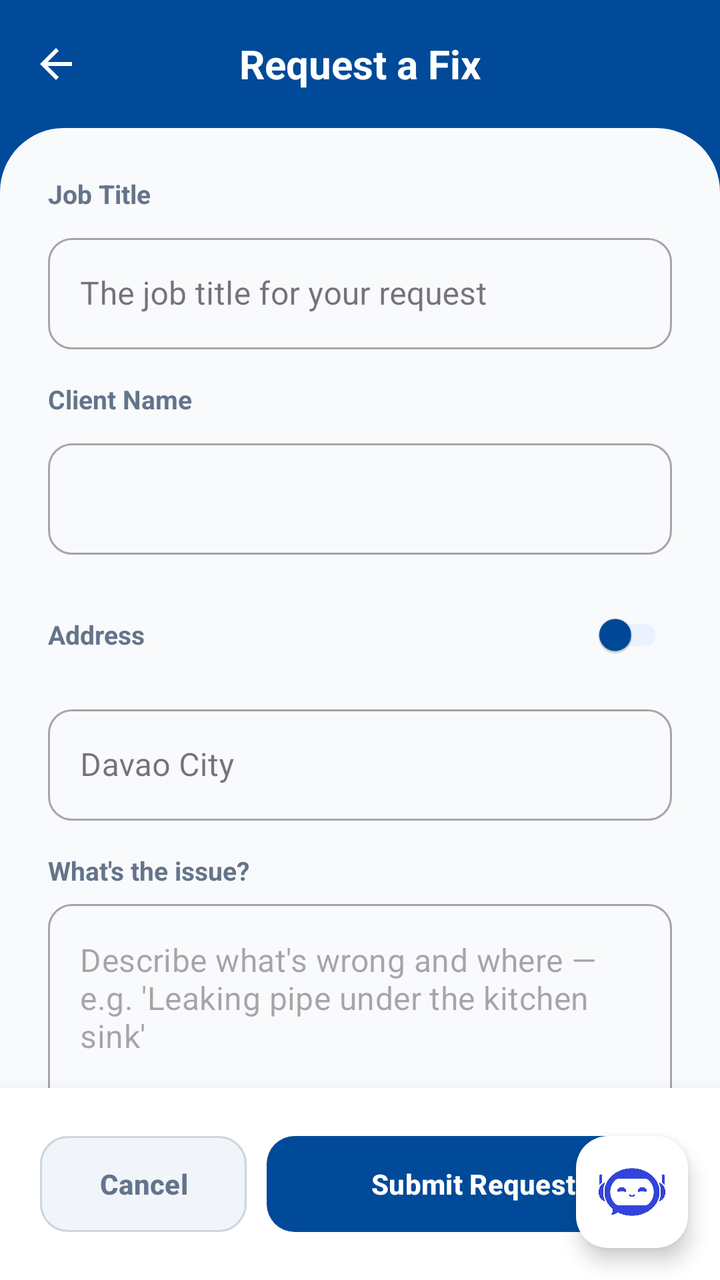
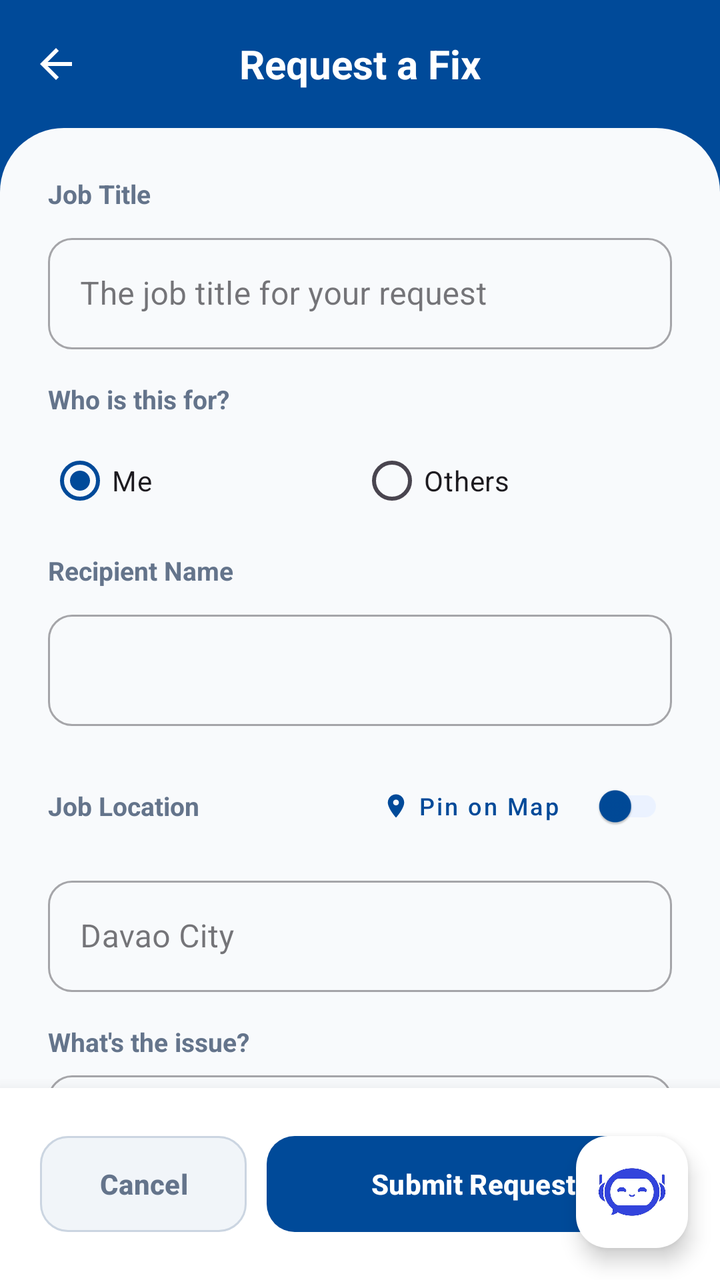

Before-and-after screenshots of an Android layout around one commit, followed by the original layout XML and the change that was made.
<!-- AndroidManifest.xml: application theme Theme.STRACT -->
<!-- res/layout/activity_create_job.xml -->
<?xml version="1.0" encoding="utf-8"?>
<FrameLayout
    xmlns:android="http://schemas.android.com/apk/res/android"
    xmlns:app="http://schemas.android.com/apk/res-auto"
    android:layout_width="match_parent"
    android:layout_height="match_parent"
    android:background="#004A99">

    <LinearLayout
        android:layout_width="match_parent"
        android:layout_height="match_parent"
        android:orientation="vertical">

        
        <View
            android:id="@+id/statusBarSpacer"
            android:layout_width="match_parent"
            android:layout_height="0dp"
            android:background="#004A99" />

        
        <androidx.appcompat.widget.Toolbar
            android:id="@+id/toolbar"
            android:layout_width="match_parent"
            android:layout_height="wrap_content"
            android:minHeight="?attr/actionBarSize"
            android:background="#004A99"
            app:navigationIcon="@drawable/ic_back"
            app:navigationContentDescription="Back">
            <TextView
                android:id="@+id/tvToolbarTitle"
                android:layout_width="wrap_content"
                android:layout_height="wrap_content"
                android:layout_gravity="center"
                android:text="Request a Fix"
                android:textColor="#FFFFFF"
                android:textSize="20sp"
                android:textStyle="bold"
                android:maxLines="1"
                android:ellipsize="end" />
        </androidx.appcompat.widget.Toolbar>

        
        <androidx.core.widget.NestedScrollView
            android:id="@+id/createJobScrollView"
            android:layout_width="match_parent"
            android:layout_height="0dp"
            android:layout_weight="1"
            android:fillViewport="true">

            <LinearLayout
                android:layout_width="match_parent"
                android:layout_height="wrap_content"
                android:orientation="vertical"
                android:background="@drawable/rounded_top_white"
                android:padding="24dp">

                
                <TextView
                    android:layout_width="wrap_content"
                    android:layout_height="wrap_content"
                    android:text="Job Title"
                    android:textColor="#64748B"
                    android:textSize="13sp"
                    android:textStyle="bold"
                    android:layout_marginBottom="8dp" />
                <com.google.android.material.textfield.TextInputLayout
                    android:layout_width="match_parent"
                    android:layout_height="wrap_content"
                    style="@style/Widget.MaterialComponents.TextInputLayout.OutlinedBox"
                    app:boxCornerRadiusTopStart="12dp"
                    app:boxCornerRadiusTopEnd="12dp"
                    app:boxCornerRadiusBottomStart="12dp"
                    app:boxCornerRadiusBottomEnd="12dp"
                    android:layout_marginBottom="16dp">

                    <com.google.android.material.textfield.TextInputEditText
                        android:id="@+id/etJobTitle"
                        android:layout_width="match_parent"
                        android:layout_height="wrap_content"
                        android:hint="The job title for your request"
                        android:textColor="#1E293B" />
                </com.google.android.material.textfield.TextInputLayout>

                
                <TextView
                    android:layout_width="wrap_content"
                    android:layout_height="wrap_content"
                    android:text="Client Name"
                    android:textColor="#64748B"
                    android:textSize="13sp"
                    android:textStyle="bold"
                    android:layout_marginBottom="8dp" />
                <com.google.android.material.textfield.TextInputLayout
                    android:layout_width="match_parent"
                    android:layout_height="wrap_content"
                    style="@style/Widget.MaterialComponents.TextInputLayout.OutlinedBox"
                    app:boxCornerRadiusTopStart="12dp"
                    app:boxCornerRadiusTopEnd="12dp"
                    app:boxCornerRadiusBottomStart="12dp"
                    app:boxCornerRadiusBottomEnd="12dp"
                    android:layout_marginBottom="16dp">
                    <com.google.android.material.textfield.TextInputEditText
                        android:id="@+id/etClientName"
                        android:layout_width="match_parent"
                        android:layout_height="wrap_content"
                        android:textColor="#1E293B"
                        android:textStyle="bold"
                        android:enabled="false" />
                </com.google.android.material.textfield.TextInputLayout>

                
                <LinearLayout
                    android:layout_width="match_parent"
                    android:layout_height="wrap_content"
                    android:orientation="horizontal"
                    android:gravity="center_vertical"
                    android:layout_marginBottom="8dp">
                    <TextView
                        android:layout_width="0dp"
                        android:layout_height="wrap_content"
                        android:layout_weight="1"
                        android:text="Address"
                        android:textColor="#64748B"
                        android:textSize="13sp"
                        android:textStyle="bold" />
                    <com.google.android.material.switchmaterial.SwitchMaterial
                        android:id="@+id/switchRealTimeLocation"
                        android:layout_width="wrap_content"
                        android:layout_height="wrap_content"
                        android:scaleX="0.8"
                        android:scaleY="0.8"
                        app:thumbTint="@color/primary"
                        app:trackTint="@color/primary_container" />
                </LinearLayout>

                <com.google.android.material.textfield.TextInputLayout
                    android:layout_width="match_parent"
                    android:layout_height="wrap_content"
                    style="@style/Widget.MaterialComponents.TextInputLayout.OutlinedBox"
                    app:boxCornerRadiusTopStart="12dp"
                    app:boxCornerRadiusTopEnd="12dp"
                    app:boxCornerRadiusBottomStart="12dp"
                    app:boxCornerRadiusBottomEnd="12dp"
                    android:layout_marginBottom="16dp">
                    <com.google.android.material.textfield.TextInputEditText
                        android:id="@+id/etClientAddress"
                        android:layout_width="match_parent"
                        android:layout_height="wrap_content"
                        android:textColor="#1E293B"
                        android:hint="Davao City" />
                </com.google.android.material.textfield.TextInputLayout>

                
                <TextView
                    android:layout_width="wrap_content"
                    android:layout_height="wrap_content"
                    android:text="What's the issue?"
                    android:textColor="#64748B"
                    android:textSize="13sp"
                    android:textStyle="bold"
                    android:layout_marginBottom="8dp" />
                <com.google.android.material.textfield.TextInputLayout
                    android:layout_width="match_parent"
                    android:layout_height="wrap_content"
                    style="@style/Widget.MaterialComponents.TextInputLayout.OutlinedBox"
                    app:boxCornerRadiusTopStart="12dp"
                    app:boxCornerRadiusTopEnd="12dp"
                    app:boxCornerRadiusBottomStart="12dp"
                    app:boxCornerRadiusBottomEnd="12dp"
                    app:hintEnabled="false"
                    android:layout_marginBottom="20dp">
                    <com.google.android.material.textfield.TextInputEditText
                        android:id="@+id/etDescription"
                        android:layout_width="match_parent"
                        android:layout_height="wrap_content"
                        android:gravity="top|start"
                        android:minLines="4"
                        android:inputType="textMultiLine|textCapSentences"
                        android:textColor="#1E293B"
                        android:hint="Describe what's wrong and where — e.g. 'Leaking pipe under the kitchen sink'" />
                </com.google.android.material.textfield.TextInputLayout>

                
                <TextView
                    android:layout_width="wrap_content"
                    android:layout_height="wrap_content"
                    android:text="Photos (Optional)"
                    android:textColor="#64748B"
                    android:textSize="13sp"
                    android:textStyle="bold"
                    android:layout_marginTop="16dp" />

                <TextView
                    android:layout_width="wrap_content"
                    android:layout_height="wrap_content"
                    android:text="Add photos that show the actual problem."
                    android:textColor="#94A3B8"
                    android:textSize="12sp"
                    android:textStyle="italic"
                    android:layout_marginBottom="12dp" />

                <HorizontalScrollView
                    android:layout_width="match_parent"
                    android:layout_height="wrap_content"
                    android:scrollbars="none"
                    android:layout_marginBottom="24dp">
                    <LinearLayout
                        android:layout_width="wrap_content"
                        android:layout_height="wrap_content"
                        android:orientation="horizontal"
                        android:gravity="center_vertical">

                        <com.google.android.material.card.MaterialCardView
                            android:id="@+id/btnAddPhotoCard"
                            android:layout_width="100dp"
                            android:layout_height="100dp"
                            app:cardBackgroundColor="#EBF2FF"
                            app:cardCornerRadius="12dp"
                            app:cardElevation="0dp"
                            android:clickable="true"
                            android:focusable="true">
                            <ImageView
                                android:layout_width="24dp"
                                android:layout_height="24dp"
                                android:layout_gravity="center"
                                android:src="@drawable/ic_plus"
                                app:tint="#004A99"
                                android:contentDescription="Add Photo" />
                        </com.google.android.material.card.MaterialCardView>

                        <LinearLayout
                            android:id="@+id/layoutImages"
                            android:layout_width="wrap_content"
                            android:layout_height="wrap_content"
                            android:orientation="horizontal"
                            android:layout_marginStart="12dp" />
                    </LinearLayout>
                </HorizontalScrollView>

                
                <TextView
                    android:layout_width="wrap_content"
                    android:layout_height="wrap_content"
                    android:text="Rate (Choose whether this is a one-time job, per day, or per hour)"
                    android:textColor="#64748B"
                    android:textSize="12sp"
                    android:textStyle="bold"
                    android:layout_marginBottom="8dp" />

                <LinearLayout
                    android:layout_width="match_parent"
                    android:layout_height="wrap_content"
                    android:orientation="horizontal"
                    android:layout_marginBottom="24dp">

                    <com.google.android.material.textfield.TextInputLayout
                        android:layout_width="0dp"
                        android:layout_height="wrap_content"
                        android:layout_weight="1"
                        style="@style/Widget.MaterialComponents.TextInputLayout.OutlinedBox"
                        app:boxCornerRadiusTopStart="12dp"
                        app:boxCornerRadiusTopEnd="12dp"
                        app:boxCornerRadiusBottomStart="12dp"
                        app:boxCornerRadiusBottomEnd="12dp"
                        app:prefixText="P ">
                        <com.google.android.material.textfield.TextInputEditText
                            android:id="@+id/etOfferAmount"
                            android:layout_width="match_parent"
                            android:layout_height="wrap_content"
                            android:inputType="numberDecimal"
                            android:textColor="#1E293B"
                            android:hint="Rate" />
                    </com.google.android.material.textfield.TextInputLayout>

                    <com.google.android.material.textfield.TextInputLayout
                        android:layout_width="0dp"
                        android:layout_height="wrap_content"
                        android:layout_weight="1"
                        android:layout_marginStart="12dp"
                        style="@style/Widget.MaterialComponents.TextInputLayout.OutlinedBox.ExposedDropdownMenu"
                        app:boxCornerRadiusTopStart="12dp"
                        app:boxCornerRadiusTopEnd="12dp"
                        app:boxCornerRadiusBottomStart="12dp"
                        app:boxCornerRadiusBottomEnd="12dp">
                        <AutoCompleteTextView
                            android:id="@+id/spinnerRateType"
                            android:layout_width="match_parent"
                            android:layout_height="wrap_content"
                            android:inputType="none"
                            android:hint="Type"
                            android:textColor="#1E293B" />
                    </com.google.android.material.textfield.TextInputLayout>
                </LinearLayout>

                
                <TextView
                    android:layout_width="wrap_content"
                    android:layout_height="wrap_content"
                    android:text="Preferred date and time (When would you like the worker to arrive)"
                    android:textColor="#64748B"
                    android:textSize="12sp"
                    android:textStyle="bold"
                    android:layout_marginBottom="8dp" />

                <LinearLayout
                    android:layout_width="match_parent"
                    android:layout_height="wrap_content"
                    android:orientation="horizontal"
                    android:layout_marginBottom="32dp">

                    <com.google.android.material.button.MaterialButton
                        android:id="@+id/btnSelectDate"
                        style="@style/Widget.MaterialComponents.Button.OutlinedButton"
                        android:layout_width="0dp"
                        android:layout_height="56dp"
                        android:layout_weight="1"
                        android:text="Select date"
                        android:textAllCaps="false"
                        android:textColor="#64748B"
                        app:cornerRadius="12dp"
                        app:strokeColor="#CBD5E1"
                        app:icon="@drawable/ic_calendar"
                        app:iconGravity="end"
                        app:iconTint="#004A99"
                        android:layout_marginEnd="6dp" />

                    <com.google.android.material.button.MaterialButton
                        android:id="@+id/btnSelectTime"
                        style="@style/Widget.MaterialComponents.Button.OutlinedButton"
                        android:layout_width="0dp"
                        android:layout_height="56dp"
                        android:layout_weight="1"
                        android:text="Select Time"
                        android:textAllCaps="false"
                        android:textColor="#64748B"
                        app:cornerRadius="12dp"
                        app:strokeColor="#CBD5E1"
                        app:icon="@drawable/ic_clock"
                        app:iconGravity="end"
                        app:iconTint="#004A99"
                        android:layout_marginStart="6dp" />
                </LinearLayout>

            </LinearLayout>
        </androidx.core.widget.NestedScrollView>

        
        <LinearLayout
            android:layout_width="match_parent"
            android:layout_height="wrap_content"
            android:orientation="horizontal"
            android:padding="20dp"
            android:background="#FFFFFF"
            android:elevation="12dp">

            <com.google.android.material.button.MaterialButton
                android:id="@+id/btnCancel"
                android:layout_width="0dp"
                android:layout_height="56dp"
                android:layout_weight="1"
                android:text="Cancel"
                android:textColor="#64748B"
                android:textStyle="bold"
                android:textAllCaps="false"
                app:backgroundTint="#F1F5F9"
                app:cornerRadius="14dp"
                app:strokeColor="#CBD5E1"
                app:strokeWidth="1dp"
                android:layout_marginEnd="10dp" />

            <com.google.android.material.button.MaterialButton
                android:id="@+id/btnSubmit"
                android:layout_width="0dp"
                android:layout_height="56dp"
                android:layout_weight="2"
                android:text="Submit Request"
                android:textColor="#FFFFFF"
                android:textStyle="bold"
                android:textAllCaps="false"
                app:backgroundTint="#004A99"
                app:cornerRadius="14dp" />

        </LinearLayout>

    </LinearLayout>

    
    <Spinner
        android:id="@+id/spinnerServiceType"
        android:layout_width="0dp"
        android:layout_height="0dp"
        android:visibility="gone" />

    
    <FrameLayout
        android:id="@+id/loadingOverlay"
        android:layout_width="match_parent"
        android:layout_height="match_parent"
        android:background="#80000000"
        android:visibility="gone"
        android:clickable="true"
        android:focusable="true">

        <LinearLayout
            android:layout_width="wrap_content"
            android:layout_height="wrap_content"
            android:orientation="vertical"
            android:gravity="center"
            android:padding="24dp"
            android:background="@drawable/bg_card"
            android:layout_gravity="center">

            <ProgressBar
                android:layout_width="wrap_content"
                android:layout_height="wrap_content"
                android:indeterminateTint="#004A99"
                android:layout_marginBottom="16dp" />

            <TextView
                android:id="@+id/tvLoadingMessage"
                android:layout_width="wrap_content"
                android:layout_height="wrap_content"
                android:text="Submitting request..."
                android:textColor="#1E293B"
                android:textStyle="bold" />

        </LinearLayout>

    </FrameLayout>

    <com.google.android.material.floatingactionbutton.FloatingActionButton
        android:id="@+id/fabChat"
        android:layout_width="wrap_content"
        android:layout_height="wrap_content"
        android:layout_gravity="bottom|end"
        android:layout_margin="16dp"
        app:maxImageSize="40dp"
        android:scaleType="centerInside"
        app:srcCompat="@drawable/chatbot_logo"
        app:tint="@null"
        app:backgroundTint="#FFFFFF"
        android:contentDescription="Chat with AI"
        android:layout_marginBottom="132dp" />

</FrameLayout>
<!-- resources referenced by this layout -->
<resources>
  <color name="primary">#004A99</color>
  <color name="primary_container">#EBF2FF</color>
  <!-- drawable bg_card (drawable) -->
  <?xml version="1.0" encoding="utf-8"?>
  <shape xmlns:android="http://schemas.android.com/apk/res/android"
      android:shape="rectangle">
      <solid android:color="#FFFFFF" />
      <corners android:radius="15dp" />
      <stroke android:width="1dp" android:color="#E2E8F0" />
  </shape>
  <!-- drawable chatbot_logo: jpg bitmap (drawable, 18994 bytes) -->
  <!-- drawable ic_back (drawable) -->
  <?xml version="1.0" encoding="utf-8"?>
  <vector xmlns:android="http://schemas.android.com/apk/res/android"
      android:width="24dp"
      android:height="24dp"
      android:viewportWidth="24"
      android:viewportHeight="24">
      <path
          android:fillColor="#FFFFFF"
          android:pathData="M20,11H7.83l5.59,-5.59L12,4l-8,8 8,8 1.41,-1.41L7.83,13H20v-2z"/>
  </vector>
  <!-- drawable ic_calendar (drawable) -->
  <?xml version="1.0" encoding="utf-8"?>
  <vector xmlns:android="http://schemas.android.com/apk/res/android"
      android:width="24dp"
      android:height="24dp"
      android:viewportWidth="24"
      android:viewportHeight="24">
      <path
          android:fillColor="#000000"
          android:pathData="M19,3h-1V1h-2v2H8V1H6v2H5C3.89,3 3,3.9 3,5v14c0,1.1 0.89,2 2,2h14c1.1,0 2,-0.9 2,-2V5C21,3.9 20.1,3 19,3zM19,19H5V8h14V19zM7,10h5v5H7z"/>
  </vector>
  <!-- drawable ic_clock (drawable) -->
  <vector xmlns:android="http://schemas.android.com/apk/res/android"
      android:width="24dp"
      android:height="24dp"
      android:viewportWidth="24"
      android:viewportHeight="24">
      <path
          android:fillColor="#000000"
          android:pathData="M11.99,2C6.47,2 2,6.48 2,12s4.47,10 9.99,10C17.52,22 22,17.52 22,12S17.52,2 11.99,2zM12,20c-4.42,0 -8,-3.58 -8,-8s3.58,-8 8,-8s8,3.58 8,8s-3.58,8 -8,8zM12.5,7L11,7v6l5.25,3.15 0.75,-1.23 -4.5,-2.67z" />
  </vector>
  <!-- drawable ic_plus (drawable) -->
  <vector xmlns:android="http://schemas.android.com/apk/res/android"
      android:width="24dp"
      android:height="24dp"
      android:viewportWidth="24"
      android:viewportHeight="24">
      <path
          android:fillColor="#000000"
          android:pathData="M19,13h-6v6h-2v-6H5v-2h6V5h2v6h6v2Z"/>
  </vector>
  <!-- drawable rounded_top_white (drawable) -->
  <?xml version="1.0" encoding="utf-8"?>
  <shape xmlns:android="http://schemas.android.com/apk/res/android">
      <solid android:color="#F8FAFC" />
      <corners
          android:topLeftRadius="32dp"
          android:topRightRadius="32dp" />
  </shape>
  <style name="Theme.STRACT" parent="Base.Theme.STRACT" />
  <style name="Base.Theme.STRACT" parent="Theme.Material3.DayNight.NoActionBar">
          <item name="colorPrimary">#004A99</item>
          <item name="colorPrimaryContainer">#004A99</item>
          <item name="colorOnPrimary">#FFFFFF</item>
          <item name="colorSecondary">#004A99</item>
          <item name="colorOnSecondary">#FFFFFF</item>
          <item name="colorTertiary">#004A99</item>
          <item name="colorSecondaryContainer">#EBF2FF</item>
          <item name="colorOnSecondaryContainer">#004A99</item>
          <item name="android:statusBarColor">#004A99</item>
          <item name="android:navigationBarColor">#FFFFFF</item>
          <item name="android:windowLightStatusBar" tools:targetApi="m">false</item>
      </style>
</resources>

<!-- the commit's change to res/layout/activity_create_job.xml (unified diff, before → after) -->
@@ -2,6 +2,7 @@
 <FrameLayout
     xmlns:android="http://schemas.android.com/apk/res/android"
     xmlns:app="http://schemas.android.com/apk/res-auto"
+    xmlns:tools="http://schemas.android.com/tools"
     android:layout_width="match_parent"
     android:layout_height="match_parent"
     android:background="#004A99">
@@ -86,12 +87,45 @@
                 <TextView
                     android:layout_width="wrap_content"
                     android:layout_height="wrap_content"
-                    android:text="Client Name"
+                    android:text="Who is this for?"
+                    android:textColor="#64748B"
+                    android:textSize="13sp"
+                    android:textStyle="bold"
+                    android:layout_marginBottom="8dp" />
+
+                <RadioGroup
+                    android:id="@+id/rgRecipientType"
+                    android:layout_width="match_parent"
+                    android:layout_height="wrap_content"
+                    android:orientation="horizontal"
+                    android:layout_marginBottom="12dp">
+                    <RadioButton
+                        android:id="@+id/rbSelf"
+                        android:layout_width="0dp"
+                        android:layout_height="wrap_content"
+                        android:layout_weight="1"
+                        android:text="Me"
+                        android:checked="true" />
+                    <RadioButton
+                        android:id="@+id/rbOthers"
+                        android:layout_width="0dp"
+                        android:layout_height="wrap_content"
+                        android:layout_weight="1"
+                        android:text="Others" />
+                </RadioGroup>
+
+                
+                <TextView
+                    android:id="@+id/tvRecipientLabel"
+                    android:layout_width="wrap_content"
+                    android:layout_height="wrap_content"
+                    android:text="Recipient Name"
                     android:textColor="#64748B"
                     android:textSize="13sp"
                     android:textStyle="bold"
                     android:layout_marginBottom="8dp" />
                 <com.google.android.material.textfield.TextInputLayout
+                    android:id="@+id/tilClientName"
                     android:layout_width="match_parent"
                     android:layout_height="wrap_content"
                     style="@style/Widget.MaterialComponents.TextInputLayout.OutlinedBox"
@@ -111,6 +145,41 @@
 
                 
                 <LinearLayout
+                    android:id="@+id/layoutRelationship"
+                    android:layout_width="match_parent"
+                    android:layout_height="wrap_content"
+                    android:orientation="vertical"
+                    android:visibility="gone"
+                    tools:visibility="visible">
+                    <TextView
+                        android:layout_width="wrap_content"
+                        android:layout_height="wrap_content"
+                        android:text="Relationship to you"
+                        android:textColor="#64748B"
+                        android:textSize="13sp"
+                        android:textStyle="bold"
+                        android:layout_marginBottom="8dp" />
+                    <com.google.android.material.textfield.TextInputLayout
+                        android:layout_width="match_parent"
+                        android:layout_height="wrap_content"
+                        style="@style/Widget.MaterialComponents.TextInputLayout.OutlinedBox.ExposedDropdownMenu"
+                        app:boxCornerRadiusTopStart="12dp"
+                        app:boxCornerRadiusTopEnd="12dp"
+                        app:boxCornerRadiusBottomStart="12dp"
+                        app:boxCornerRadiusBottomEnd="12dp"
+                        android:layout_marginBottom="16dp">
+                        <AutoCompleteTextView
+                            android:id="@+id/spinnerRelationship"
+                            android:layout_width="match_parent"
+                            android:layout_height="wrap_content"
+                            android:inputType="none"
+                            android:hint="Select Relationship"
+                            android:textColor="#1E293B" />
+                    </com.google.android.material.textfield.TextInputLayout>
+                </LinearLayout>
+
+                
+                <LinearLayout
                     android:layout_width="match_parent"
                     android:layout_height="wrap_content"
                     android:orientation="horizontal"
@@ -120,10 +189,23 @@
                         android:layout_width="0dp"
                         android:layout_height="wrap_content"
                         android:layout_weight="1"
-                        android:text="Address"
+                        android:text="Job Location"
                         android:textColor="#64748B"
                         android:textSize="13sp"
                         android:textStyle="bold" />
+
+                    <com.google.android.material.button.MaterialButton
+                        android:id="@+id/btnPinOnMap"
+                        style="@style/Widget.MaterialComponents.Button.TextButton"
+                        android:layout_width="wrap_content"
+                        android:layout_height="wrap_content"
+                        android:text="Pin on Map"
+                        android:textSize="12sp"
+                        android:textAllCaps="false"
+                        app:icon="@drawable/ic_location"
+                        app:iconSize="14dp"
+                        android:textColor="#004A99" />
+
                     <com.google.android.material.switchmaterial.SwitchMaterial
                         android:id="@+id/switchRealTimeLocation"
                         android:layout_width="wrap_content"
<!-- resource entries referenced after the edit -->
@@ -43,6 +43,17 @@
           android:fillColor="#000000"
           android:pathData="M11.99,2C6.47,2 2,6.48 2,12s4.47,10 9.99,10C17.52,22 22,17.52 22,12S17.52,2 11.99,2zM12,20c-4.42,0 -8,-3.58 -8,-8s3.58,-8 8,-8s8,3.58 8,8s-3.58,8 -8,8zM12.5,7L11,7v6l5.25,3.15 0.75,-1.23 -4.5,-2.67z" />
   </vector>
+  <!-- drawable ic_location (drawable) -->
+  <?xml version="1.0" encoding="utf-8"?>
+  <vector xmlns:android="http://schemas.android.com/apk/res/android"
+      android:width="24dp"
+      android:height="24dp"
+      android:viewportWidth="24"
+      android:viewportHeight="24">
+      <path
+          android:fillColor="#FFFFFF"
+          android:pathData="M12,2C8.13,2 5,5.13 5,9c0,5.25 7,13 7,13s7-7.75 7-13C19,5.13 15.87,2 12,2zM12,11.5c-1.38,0-2.5-1.12-2.5-2.5s1.12-2.5 2.5-2.5 2.5,1.12 2.5,2.5-1.12,2.5-2.5,2.5z"/>
+  </vector>
   <!-- drawable ic_plus (drawable) -->
   <vector xmlns:android="http://schemas.android.com/apk/res/android"
       android:width="24dp"
